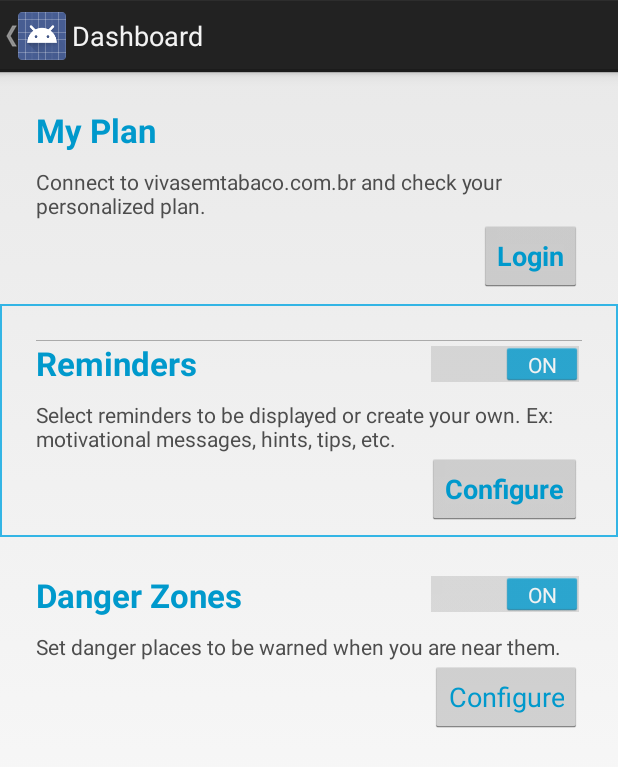
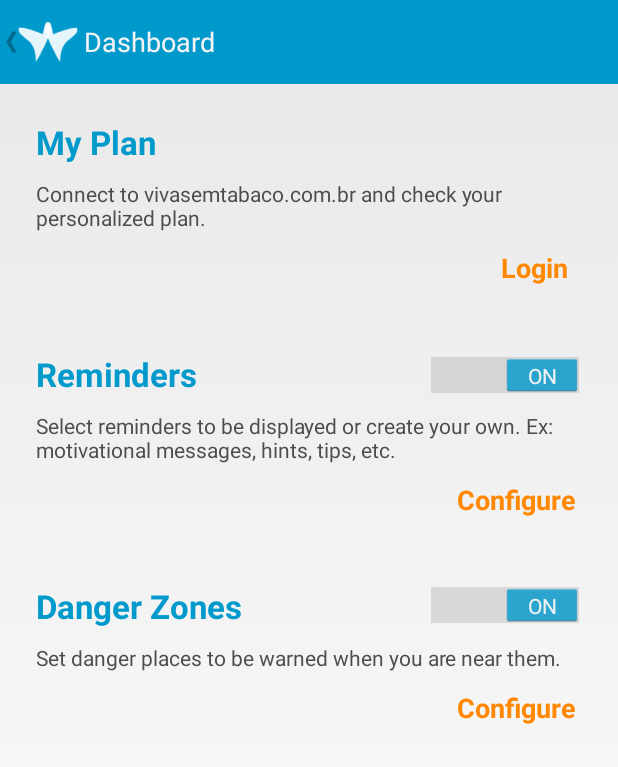
Before and after one commit to crepeia/vst-android, an Android app: the screen it shows after launch (MainActivity), on a phone screen of 412 x 824 dp. Shown: the top 767 px of the screen. Run offline under Robolectric (Android 15) with nearby library versions, the phone set to English and light mode, and no system bars; network calls fail; 2 statements that could not run were skipped.

Commit message:
Toolbar improvement, add script to create svg's to pngs in different res, first action layout

```diff
--- a/app/src/main/AndroidManifest.xml
+++ b/app/src/main/AndroidManifest.xml
@@ -6,7 +6,7 @@
         android:allowBackup="true"
         android:icon="@drawable/app_icon"
         android:label="@string/app_name"
-        android:theme="@android:style/Theme.Holo.Light.DarkActionBar">
+        android:theme="@style/Theme.MyStyle">
         <activity
             android:name=".activity.MainActivity"
             android:label="@string/app_name" >
--- /dev/null
+++ b/app/src/main/res/drawable/actionbar_shadow.xml
@@ -0,0 +1,7 @@
+<?xml version="1.0" encoding="utf-8"?>
+<shape xmlns:android="http://schemas.android.com/apk/res/android">
+    <size android:width="16dp" />
+    <gradient
+        android:endColor="@android:color/transparent"
+        android:startColor="@color/gradient_light_start" />
+</shape>
--- a/app/src/main/res/layout/activity_main.xml
+++ b/app/src/main/res/layout/activity_main.xml
@@ -16,5 +16,5 @@
         android:choiceMode="singleChoice"
         android:divider="@android:color/transparent"
         android:dividerHeight="0dp"
-        android:background="#111"/>
+        android:background="@color/blue"/>
 </android.support.v4.widget.DrawerLayout>
--- a/app/src/main/res/layout/fragment_dashboard.xml
+++ b/app/src/main/res/layout/fragment_dashboard.xml
@@ -25,7 +25,7 @@
             android:textAppearance="?android:attr/textAppearanceLarge"
             android:text="@string/myPlan"
             android:id="@+id/dashboardTitle1"
-            android:textColor="#0099cc"
+            android:textColor="@color/blue"
             android:textStyle="bold"/>
 
         <TextView
@@ -38,18 +38,15 @@
             android:textColor="#4d4d4d"/>
 
         <Button
-
             android:layout_marginBottom="8dp"
             android:layout_width="wrap_content"
             android:layout_height="wrap_content"
             android:id="@+id/dashboardButton1"
             android:layout_gravity="right"
-            android:text="Retrieve"
-            android:textColor="#0099cc"
+            android:text="@string/retrieve"
+            android:textColor="@color/orange"
             android:textStyle="bold"
-            style="?android:attr/buttonStyle"
-            />
-
+            style="?android:attr/borderlessButtonStyle"/>
     </LinearLayout>
 
     <LinearLayout xmlns:android="http://schemas.android.com/apk/res/android"
@@ -60,21 +57,12 @@
         android:paddingTop="24dp"
         android:paddingLeft="24dp"
         android:paddingRight="24dp"
-        android:focusable="false"
-        android:background="@drawable/border">
-
-        <View
-            android:layout_width="fill_parent"
-            android:layout_height="0.2dp"
-            android:id="@+id/separator"
-            android:visibility="visible"
-            android:background="@android:color/darker_gray"/>
+        android:focusable="false">
 
         <LinearLayout
             android:orientation="horizontal"
             android:layout_width="fill_parent"
             android:layout_height="fill_parent">
-
 
             <TextView
                 android:layout_width="wrap_content"
@@ -115,10 +103,10 @@
                 android:layout_width="wrap_content"
                 android:layout_height="wrap_content"
                 android:id="@+id/dashboardButton2"
-                android:text="Configure"
-                android:textColor="#0099cc"
+                android:text="@string/configureButton"
+                android:textColor="@color/orange"
                 android:textStyle="bold"
-                style="?android:attr/buttonStyle"
+                style="?android:attr/borderlessButtonStyle"
                 android:layout_gravity="right"/>
 
 
@@ -132,8 +120,7 @@
         android:paddingTop="24dp"
         android:paddingLeft="24dp"
         android:paddingRight="24dp"
-        android:focusable="false"
-        >
+        android:focusable="false">
 
         <LinearLayout
             android:orientation="horizontal"
@@ -146,7 +133,7 @@
                 android:textAppearance="?android:attr/textAppearanceLarge"
                 android:text="@string/dangerZones"
                 android:id="@+id/dashboardTitle3"
-                android:textColor="#0099cc"
+                android:textColor="@color/blue"
                 android:textStyle="bold"/>
 
 
@@ -181,13 +168,11 @@
             android:layout_width="wrap_content"
             android:layout_height="wrap_content"
             android:id="@+id/dashboardButton3"
-            style="?android:attr/buttonStyle"
-            android:text="Configure"
-            android:textColor="#0099cc"
+            style="?android:attr/borderlessButtonStyle"
+            android:text="@string/configureButton"
+            android:textColor="@color/orange"
+            android:textStyle="bold"
             android:layout_gravity="right"/>
-
-
-
     </LinearLayout>
 
 </LinearLayout>
--- /dev/null
+++ b/app/src/main/res/values/colors.xml
@@ -0,0 +1,16 @@
+<?xml version="1.0" encoding="utf-8"?>
+<resources>
+
+<color name="blue">#0099CC</color>
+<color name="orange">#FF8800</color>
+<color name="gradient_light_start">#30000000</color>
+<color name="blueToolbar">#0099CC</color>
+
+<integer-array name="androidcolors">
+    <item>@color/blue</item>
+    <item>@color/blueToolbar</item>
+    <item>@color/orange</item>
+    <item>@color/gradient_light_start</item>
+</integer-array>
+
+</resources>
--- a/app/src/main/res/values/dimens.xml
+++ b/app/src/main/res/values/dimens.xml
@@ -2,4 +2,6 @@
     <!-- Default screen margins, per the Android Design guidelines. -->
     <dimen name="activity_horizontal_margin">16dp</dimen>
     <dimen name="activity_vertical_margin">16dp</dimen>
+    <dimen name="actionBarSize">56dp</dimen>
+
 </resources>
--- a/app/src/main/res/values/strings.xml
+++ b/app/src/main/res/values/strings.xml
@@ -59,6 +59,8 @@
     <string name="location">Location</string>
     <string name="title">Title</string>
     <string name="editDangerZone">Edit Danger Zone</string>
+    <string name="retrieve">Retrieve</string>
+    <string name="configureButton">Configure</string>
 
 
 </resources>
--- a/app/src/main/res/values/styles.xml
+++ b/app/src/main/res/values/styles.xml
@@ -1,8 +1,17 @@
 <resources>
 
     <!-- Base application theme. -->
-    <style name="AppTheme" parent="Theme.AppCompat.Light.DarkActionBar">
-        <!-- Customize your theme here. -->
+    <style name="Theme.MyStyle" parent="@android:style/Theme.Holo.Light">
+        <item name="android:actionBarStyle">@style/ActionBar</item>
+        <item name="android:actionBarSize">@dimen/actionBarSize</item>
+        <item name="android:windowContentOverlay">@drawable/actionbar_shadow</item>
+        <item name="android:icon">@drawable/icon</item>
     </style>
 
+    <style name="ActionBar" parent="@android:style/Widget.Holo.Light.ActionBar.Solid.Inverse">
+        <item name="android:background">@color/blue</item>
+    </style>
+
+
+
 </resources>
```
Also changed, not shown: app/src/main/res/drawable-hdpi/icon.png (added), app/src/main/res/drawable-mdpi/icon.png (added), app/src/main/res/drawable-xhdpi/icon.png (added), app/src/main/res/drawable-xxhdpi/icon.png (added), app/src/main/svg/icon.svg (added), 2 other files.
